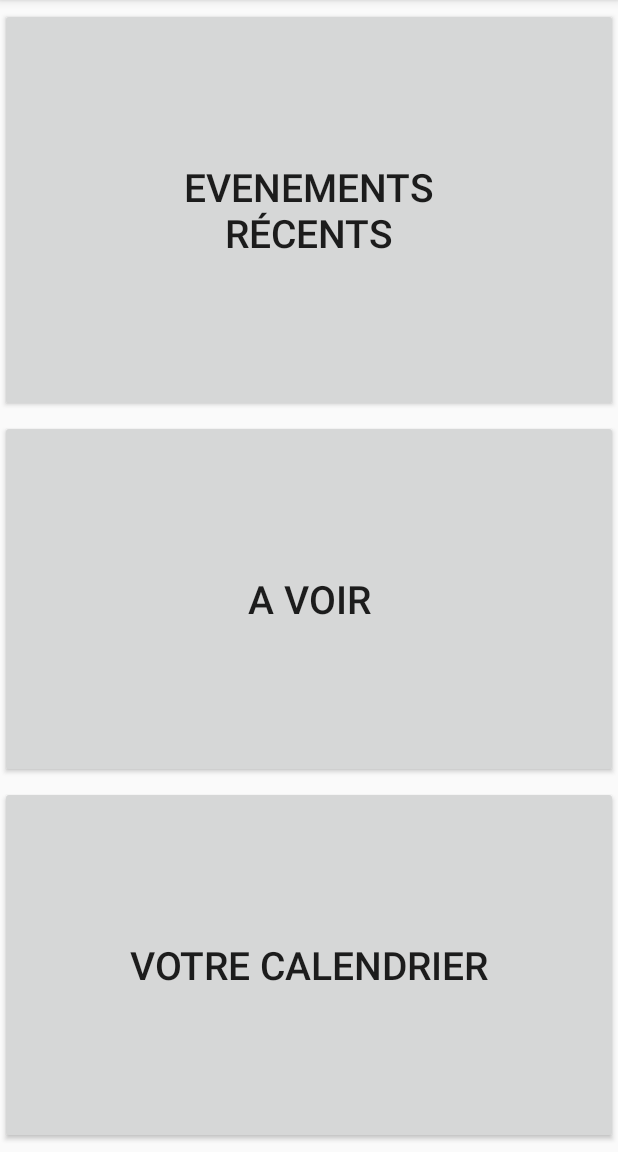
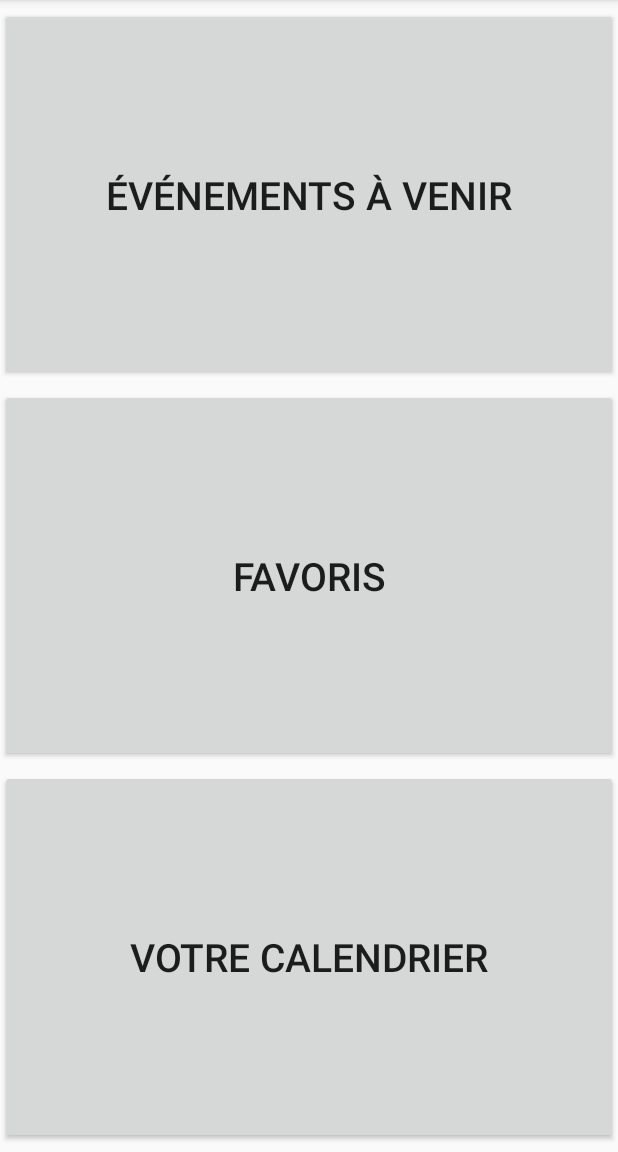
Before and after one commit to Yzaky/ProjectAndroidEvents, an Android app: the screen it shows after launch (MainActivity), on a phone screen of 412 x 824 dp, the part 84-1236 px from its top. Run offline under Robolectric (Android 15) with nearby library versions, the phone set to English and light mode, and no system bars.

```diff
--- a/app/src/main/res/layout/activity_main.xml
+++ b/app/src/main/res/layout/activity_main.xml
@@ -12,25 +12,25 @@
         android:layout_marginBottom="5dp"
         android:layout_marginTop="5dp"
         android:layout_weight="1"
-        android:text="Evenements\nrécents"
-        android:textSize="26dp" />
+        android:text="@string/v_nements_venir"
+        android:textSize="26sp" />
 
     <Button
-        android:text="A voir"
+        android:id="@+id/buttonGeolocalisation"
         android:layout_width="match_parent"
         android:layout_height="wrap_content"
-        android:id="@+id/buttonGeolocalisation"
+        android:layout_marginBottom="5dp"
         android:layout_weight="1"
-        android:textSize="26dp"
-        android:layout_marginBottom="5dp"/>
+        android:text="@string/favoris"
+        android:textSize="26sp" />
 
     <Button
-        android:text="Votre Calendrier"
+        android:text="@string/votre_calendrier"
         android:layout_width="match_parent"
         android:layout_height="wrap_content"
         android:id="@+id/buttonCalendar"
         android:layout_weight="1"
-        android:textSize="26dp"
+        android:textSize="26sp"
         android:layout_marginBottom="5dp"/>
 
 </LinearLayout>
--- a/app/src/main/res/values/strings.xml
+++ b/app/src/main/res/values/strings.xml
@@ -23,4 +23,7 @@
     <string name="a1a_1a1">A1A 1A1</string>
     <string name="_20">20</string>
     <string name="add_event_title">Ajouter un événement</string>
+    <string name="v_nements_venir">Événements à venir</string>
+    <string name="favoris">Favoris</string>
+    <string name="votre_calendrier">Votre Calendrier</string>
 </resources>
```
Also changed, not shown: app/src/main/java/etien/projectandroidevents/DetailsEvents.java (+12 -1 lines).
